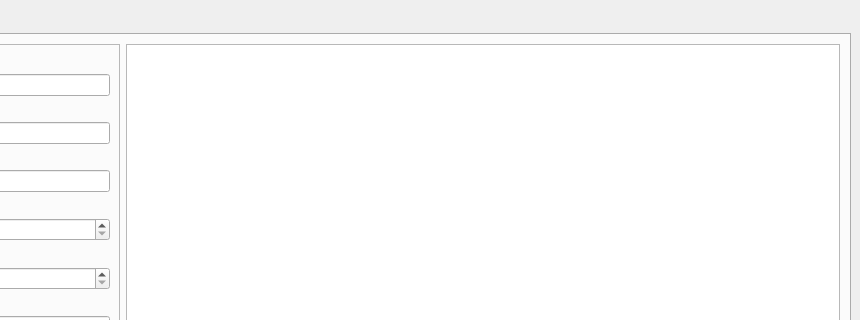
Above: QtDB/mainwindow.ui from iDontKnowMyNickname/-QtDB before the change; both pictures show x 200 to 1060 and y 0 to 320 of the 1060 by 584 pixel window. Below: the same form after it.
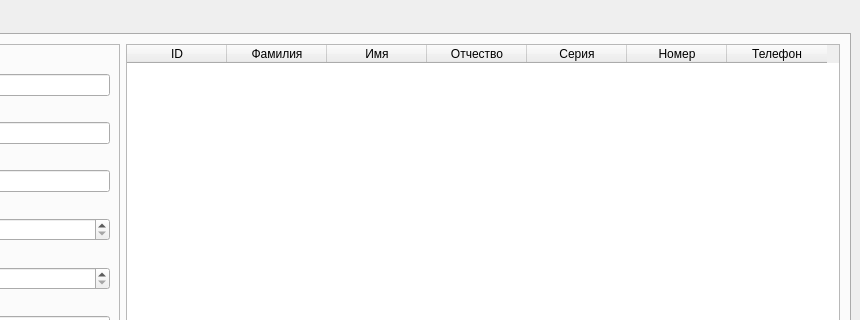
That is the form after the change.

Commit message: Добавлено чтение БД через QTableWidget

What changed in the file:
```diff
--- a/QtDB/mainwindow.ui
+++ b/QtDB/mainwindow.ui
@@ -154,7 +154,43 @@
          </widget>
         </item>
         <item>
-         <widget class="QTableView" name="tableView"/>
+         <widget class="QTableWidget" name="tableWidget">
+          <column>
+           <property name="text">
+            <string>ID</string>
+           </property>
+          </column>
+          <column>
+           <property name="text">
+            <string>Фамилия</string>
+           </property>
+          </column>
+          <column>
+           <property name="text">
+            <string>Имя</string>
+           </property>
+          </column>
+          <column>
+           <property name="text">
+            <string>Отчество</string>
+           </property>
+          </column>
+          <column>
+           <property name="text">
+            <string>Серия</string>
+           </property>
+          </column>
+          <column>
+           <property name="text">
+            <string>Номер</string>
+           </property>
+          </column>
+          <column>
+           <property name="text">
+            <string>Телефон</string>
+           </property>
+          </column>
+         </widget>
         </item>
        </layout>
       </widget>
```
Left out of the diff: 43 changed lines with no effect on the pictures. The commit also changes 3 other files.
